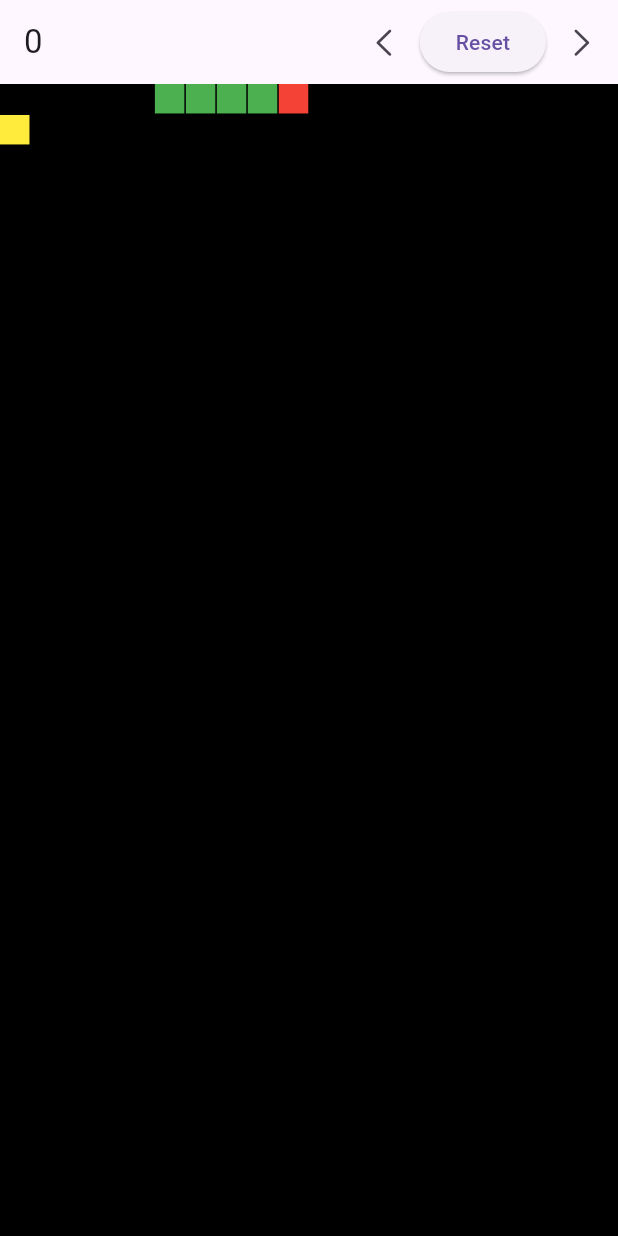
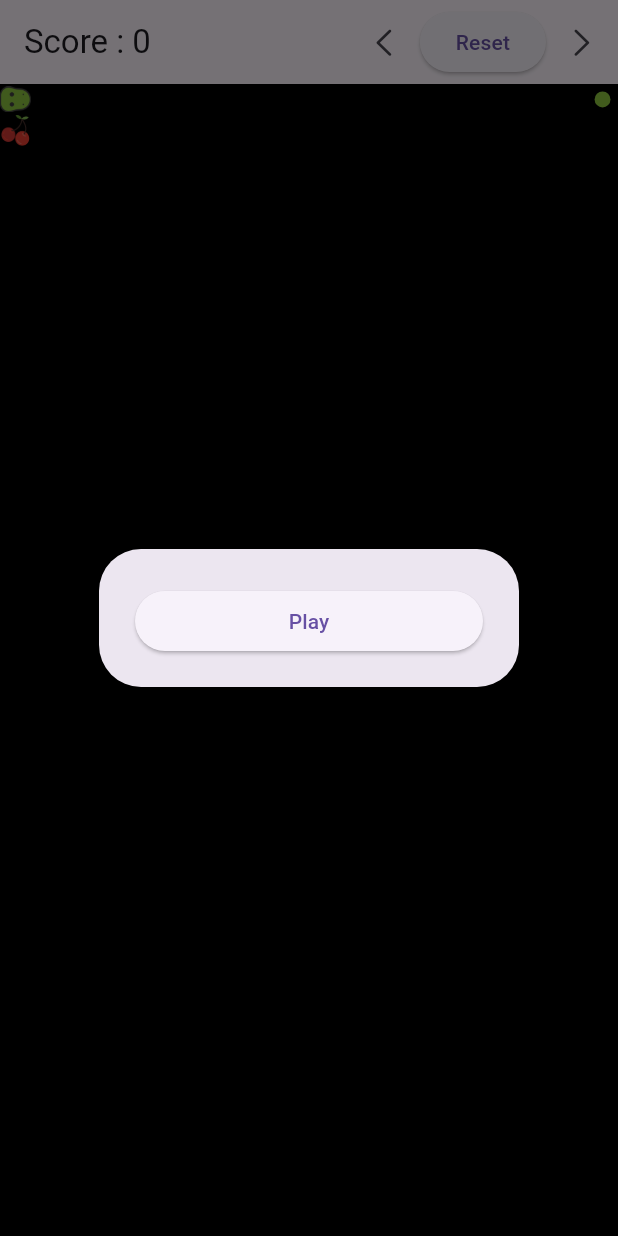
Before and after one commit to Shubhamlathiyaio/Snake-Game, a Flutter app: the screen it shows after launch, after a tap on an icon or button, on a phone screen of 412 x 824 dp. Run offline on Flutter 3.47's test engine with Material 3 defaults, Android fonts, the light colour scheme and no system bars; missing offline and left inert: flutter_swipe_detector.

Commit message:
Stop the repeat calling

```diff
--- a/lib/Home.dart
+++ b/lib/Home.dart
@@ -14,54 +14,61 @@ class Home extends StatefulWidget {
 
 class _HomeState extends State<Home> {
   int head = 5;
-  List body = [4, 3, 2, 1];
+  List body = [4];
   int move = 1;
-  int col=10;
-  int row=10;
-  int food=Random().nextInt(100);
-  int pixel=30;
-  int score=0;
-  bool gameOn=true;
-  int speed=600;
-
+  int col = 10;
+  int row = 10;
+  int food = Random().nextInt(100);
+  int pixel = 20;
+  int score = 0;
+  bool gameOn = false;
+  int speed = 600;
 
   @override
   void initState() {
     super.initState();
-    fun();
+    reset();
   }
 
-  fun() async {
-    while(gameOn)
-      await Future.delayed(Duration(milliseconds: speed)).then((value) {
+  loop() async {
+    while (gameOn)
+      await Future.delayed(Duration(milliseconds: speed)).then(
+        (value) {
           setState(() {
             walk();
           });
-      },);
+        },
+      );
+  }
 
-  }
   reset() {
     head = 5;
-       body = [4, 3, 2, 1];
+    body = [4];
     move = 1;
-       food=Random().nextInt(100);
-       score=0;
-       speed=600;
-       gameOn=true;
-       fun();
+    food = Random().nextInt(100) <= 5 ? 15 : Random().nextInt(100);
+    score = 0;
+    speed = 600;
+    if(!gameOn){
+      gameOn = true;
+      loop();
+    }
     setState(() {});
   }
 
   walk() {
     //body walk behind the head
-    for (int i = body.length - 1; i > 0; i--)
-      body[i] = body[i - 1];
+    for (int i = body.length - 1; i > 0; i--) body[i] = body[i - 1];
     body[0] = head;
 
     head_move();
     eat_food();
   }
+
   head_move() {
+    if (head < 0 || head > row * col) {
+      head = 5;
+      move = 1;
+    }
     //Continue walk snack
     List LeftToRight = [for (int i = 0; i <= row; i++) head == col * i - 1];
     List RightToLeft = [for (int i = 0; i <= row; i++) head == col * i];
@@ -79,70 +86,132 @@ class _HomeState extends State<Home> {
     else
       head += move;
 
-   isgame_over();
+    gameOn=isgame_over();
+    setState(() {});
   }
-  isgame_over()
-  {
-    if(body.contains(head))
-    {
-      gameOn=false;
-      setState(() {});
+
+  isgame_over() {
+    if (body.contains(head))
+      return false;
+    else return true;
+  }
+
+  eat_food() {
+    if (head == food) {
+      body.insert(0, head);
+      head_move();
+      do {
+        food = Random().nextInt(col * row);
+      } while (body.contains(food) || food == head);
+      score += 10;
+      speed = (600 - score).toInt();
     }
   }
 
-  eat_food() {
-    if(head==food)
-    {
-      body.insert(0, head);
-      head_move();
-      food=Random().nextInt(col*row);
-      score+=10;
-      speed=(600-(5*score)).toInt();
-    }
-  }
-
-  double width=0;
-  double height=0;
+  double width = 0;
+  double height = 0;
 
   @override
   Widget build(BuildContext context) {
-    double height = MediaQuery.of(context).size.height - (MediaQuery.of(context).padding.top+MediaQuery.of(context).padding.bottom+50);
+    double height = MediaQuery.of(context).size.height -
+        (MediaQuery.of(context).padding.top +
+            MediaQuery.of(context).padding.bottom +
+            100);
     double width = MediaQuery.of(context).size.width;
     col = (width / pixel).floor();
     row = (height / pixel).floor();
 
     return Scaffold(
-      appBar: AppBar(title: Text('${gameOn ? score : "Game over"}'),actions: [
-        IconButton(onPressed: () {
-          setState(() {
-            pixel+=10;
+      appBar: AppBar(
+        title: Text('${isgame_over() ? "Score : $score" : "Game over"}'),
+        actions: [
+          IconButton(
+              onPressed: () {
+                showDialog(
+                  context: context,
+                  builder: (context) {
+                    gameOn=false;
+                    return AlertDialog(
+                      title: ElevatedButton(
+                          onPressed: () {
+                              pixel += 5;
+                              head = 5;
+                              body = [4];
+                              do {
+                                food = Random().nextInt(
+                                    (width / pixel).floor() *
+                                        (height / pixel).floor());
+                              } while (body.contains(food) || food == head);
+                              Navigator.pop(context);
                               reset();
-          });
-        }, icon: Icon(CupertinoIcons.left_chevron)),
-        ElevatedButton(onPressed: () {
-          setState(() {
+                              setState(() {});
+                          },
+                          child: Text('Play')),
+                    );
+                  },
+                );
+                setState(() {});
+              },
+              icon: Icon(CupertinoIcons.left_chevron)),
+          ElevatedButton(
+              onPressed: () {
+                showDialog(
+                  context: context,
+                  builder: (context) {
+                    gameOn=false;
+                    return AlertDialog(
+                      title: ElevatedButton(
+                          onPressed: () {
                             reset();
-          });
-        }, child: Text('Reset')),
-        IconButton(onPressed: () {
-          setState(() {
-            pixel-=10;
+                            Navigator.pop(context);
+                          },
+                          child: Text('Play')),
+                    );
+                  },
+                );
+                setState(() {});
+              },
+              child: Text('Reset')),
+          IconButton(
+              onPressed: () {
+                showDialog(
+                  context: context,
+                  builder: (context) {
+                    gameOn=false;
+                    return AlertDialog(
+                      title: ElevatedButton(
+                          onPressed: () {
+                            pixel -= 5;
+                            head = 5;
+                            body = [4];
+                            do {
+                              food = Random().nextInt(
+                                  (width / pixel).floor() * (height / pixel).floor());
+                            } while (body.contains(food) || food == head);
+                            Navigator.pop(context);
                             reset();
-          });
-        }, icon: Icon(CupertinoIcons.right_chevron)),
-      ],),
+                            setState(() {});
+
+                          },
+                          child: Text('Play')),
+                    );
+                  },
+                );
+                setState(() {});
+              },
+              icon: Icon(CupertinoIcons.right_chevron)),
+        ],
+      ),
       backgroundColor: Colors.black,
       body: Center(
         child: Stack(
           children: [
             SizedBox(
               width: width,
-          height:row*pixel*pixel*col+row+0,
+              height: row * pixel * pixel * col + row + 0,
               child: GridView.builder(
                 gridDelegate: SliverGridDelegateWithFixedCrossAxisCount(
-                crossAxisCount: col,
-                mainAxisSpacing: 1,
-                crossAxisSpacing: 1),
+                    crossAxisCount: col),
                 itemCount: row * col,
                 itemBuilder: (context, index) {
                   return get(index);
@@ -182,14 +251,40 @@ class _HomeState extends State<Home> {
   }
 
   Widget get(int a) {
+    String h = "";
+    if (move == 1) h = 'Asset/right.png';
+    if (move == -1) h = 'Asset/left.png';
+    if (move == col) h = 'Asset/down.png';
+    if (move == 0 - col) h = 'Asset/up.png';
+
     if (a == head)
       return Container(
-        color: Colors.red,
+        color: Colors.black,
+        child: Image(image: AssetImage(h)),
       );
-    else if (body.contains(a)) return Container(
-        color: Colors.green,
+    else if (body.contains(a))
+      return Container(
+          color: Colors.black,
+          child: Container(
+            margin: EdgeInsets.all(a == body[body.length - 1] ? 5 : 2),
+            decoration: BoxDecoration(
+                color: Color(0xff8dc63f),
+                borderRadius: BorderRadius.all(
+                    Radius.circular(a == body[body.length - 1] ? 6 : 5))),
+            child: a == body[body.length - 1]
+                ? null
+                : Container(
+                    margin: EdgeInsets.all(4),
+                    decoration: BoxDecoration(
+                        color: Colors.yellow,
+                        borderRadius: BorderRadius.circular(10)),
+                  ),
+          ));
+    else if (food == a)
+      return Container(
+        color: Colors.black,
+        child: Image(image: AssetImage('Asset/food.png')),
       );
-    else if (food==a) return Container(color: Colors.yellow,);
     else
       return Container(
         color: Colors.black,
--- a/pubspec.yaml
+++ b/pubspec.yaml
@@ -65,8 +65,8 @@ flutter:
   uses-material-design: true
 
   # To add assets to your application, add an assets section, like this:
-  # assets:
-  #   - images/a_dot_burr.jpeg
+  assets:
+     - Asset/
   #   - images/a_dot_ham.jpeg
 
   # An image asset can refer to one or more resolution-specific "variants", see
```
Also changed, not shown: Asset/down.png (added), Asset/food.png (added), Asset/left.png (added), Asset/right.png (added), Asset/up.png (added). Lines whose indentation alone changed are shown as unchanged.
